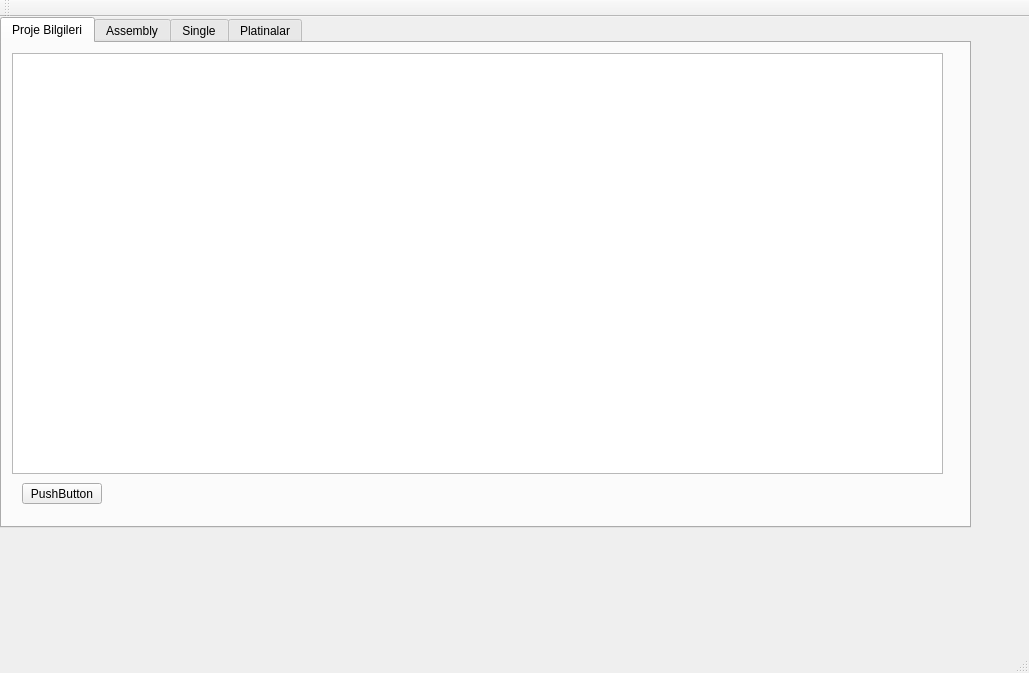
Before: the Qt Designer form mainwindow.ui in sbabadag/Steel_Report, drawn with Qt 5.
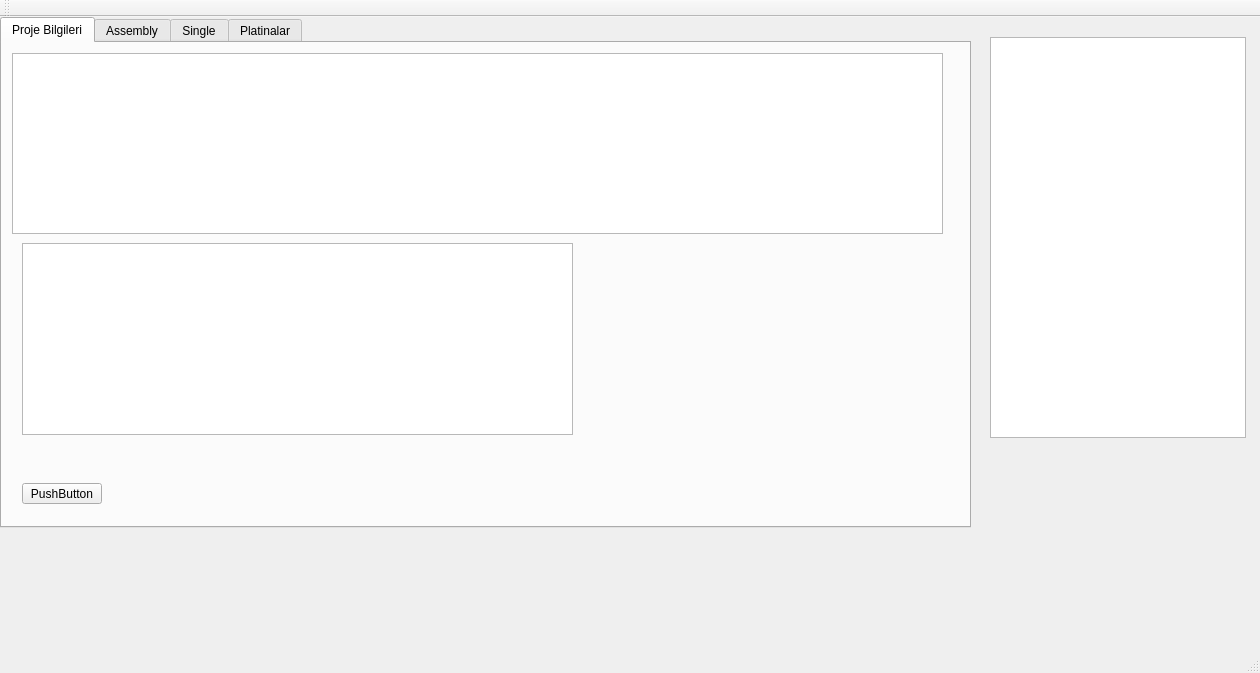
After: the same form once the commit is applied. The open tabs and pages were chosen to show the change.

Commit message: Tekla Part List file read

```diff
--- a/mainwindow.ui
+++ b/mainwindow.ui
@@ -6,7 +6,7 @@
    <rect>
     <x>0</x>
     <y>0</y>
-    <width>1029</width>
+    <width>1260</width>
     <height>673</height>
    </rect>
   </property>
@@ -23,8 +23,11 @@
       <height>511</height>
      </rect>
     </property>
+    <property name="styleSheet">
+     <string notr="true">selection-color: rgb(170, 0, 255);</string>
+    </property>
     <property name="currentIndex">
-     <number>1</number>
+     <number>2</number>
     </property>
     <widget class="QWidget" name="tab">
      <attribute name="title">
@@ -36,7 +39,7 @@
         <x>10</x>
         <y>10</y>
         <width>931</width>
-        <height>421</height>
+        <height>181</height>
        </rect>
       </property>
      </widget>
@@ -53,6 +56,16 @@
        <string>PushButton</string>
       </property>
      </widget>
+     <widget class="QListView" name="listView">
+      <property name="geometry">
+       <rect>
+        <x>20</x>
+        <y>200</y>
+        <width>551</width>
+        <height>192</height>
+       </rect>
+      </property>
+     </widget>
     </widget>
     <widget class="QWidget" name="tab_2">
      <attribute name="title">
@@ -67,6 +80,12 @@
         <height>211</height>
        </rect>
       </property>
+      <property name="autoFillBackground">
+       <bool>false</bool>
+      </property>
+      <property name="styleSheet">
+       <string notr="true">background-color: rgb(170, 170, 127);</string>
+      </property>
      </widget>
      <widget class="QTableView" name="tableView_3">
       <property name="geometry">
@@ -96,11 +115,6 @@
      <attribute name="title">
       <string>Single</string>
      </attribute>
-    </widget>
-    <widget class="QWidget" name="tab_4">
-     <attribute name="title">
-      <string>Platinalar</string>
-     </attribute>
      <widget class="QTableView" name="tableView_4">
       <property name="geometry">
        <rect>
@@ -112,6 +126,21 @@
       </property>
      </widget>
     </widget>
+    <widget class="QWidget" name="tab_4">
+     <attribute name="title">
+      <string>Platinalar</string>
+     </attribute>
+    </widget>
+   </widget>
+   <widget class="QListView" name="listView_2">
+    <property name="geometry">
+     <rect>
+      <x>990</x>
+      <y>20</y>
+      <width>256</width>
+      <height>401</height>
+     </rect>
+    </property>
    </widget>
   </widget>
   <widget class="QMenuBar" name="menuBar">
@@ -119,7 +148,7 @@
     <rect>
      <x>0</x>
      <y>0</y>
-     <width>1029</width>
+     <width>1260</width>
      <height>20</height>
     </rect>
    </property>
```
The commit also changes 18 other files.
